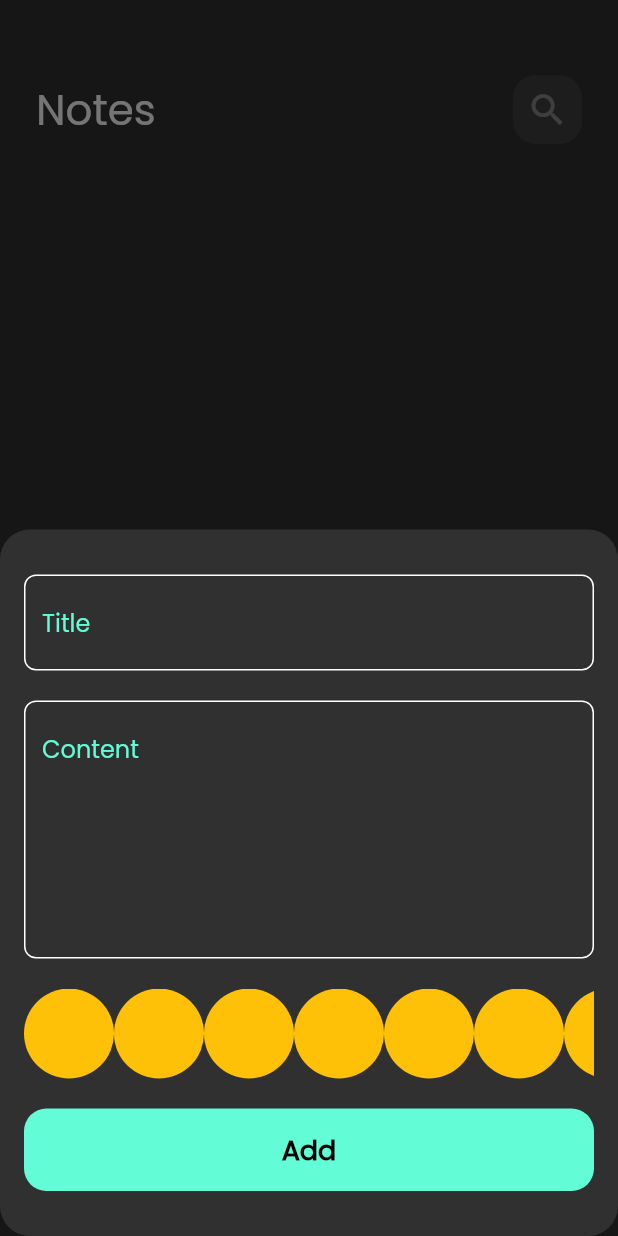
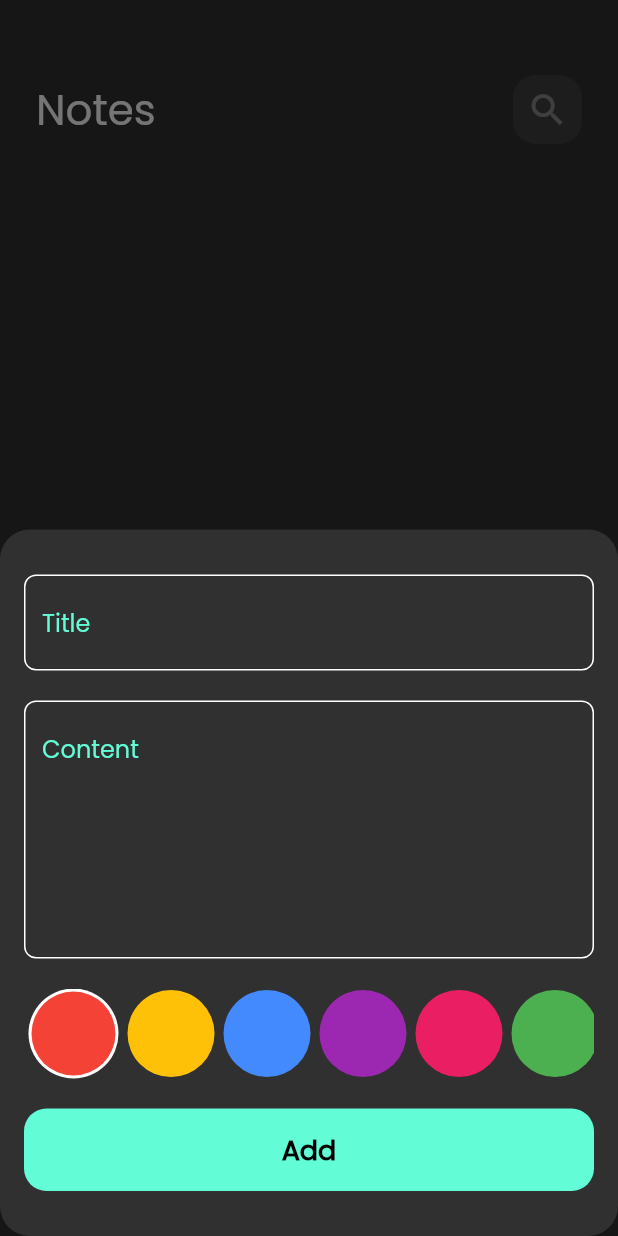
Before and after one commit to AsmaaEs/notes_app, a Flutter app: the screen it shows after launch, after a tap on the "add" icon, on a phone screen of 412 x 824 dp. Run offline on Flutter 3.47's test engine with Material 2 defaults, Android fonts, the phone set to English and light mode, and no system bars; our stand-ins replace bloc, flutter_bloc, font_awesome_flutter, hive, hive_flutter; accounts and stored records are empty.

Commit message:
colors list view part2

```diff
--- a/lib/views/widgets/note_list_color.dart
+++ b/lib/views/widgets/note_list_color.dart
@@ -1,29 +1,66 @@
 import 'package:flutter/material.dart';
 
 class NoteColor extends StatelessWidget {
-  const NoteColor({super.key});
-
+  const NoteColor({super.key, required this.isActive, required this.noteColor});
+  final bool isActive;
+  final Color noteColor;
   @override
   Widget build(BuildContext context) {
-    return const CircleAvatar(
-      radius: 30,
-      backgroundColor: Colors.amber,
-    );
+    return isActive
+        ? CircleAvatar(
+            radius: 30,
+            backgroundColor: Colors.white,
+            child: CircleAvatar(
+              radius: 28,
+              backgroundColor: noteColor,
+            ),
+          )
+        : CircleAvatar(
+            radius: 29,
+            backgroundColor: noteColor,
+          );
   }
 }
 
-class ColorsList extends StatelessWidget {
+class ColorsList extends StatefulWidget {
   const ColorsList({super.key});
 
+  @override
+  State<ColorsList> createState() => _ColorsListState();
+}
+
+class _ColorsListState extends State<ColorsList> {
+  int currentIndx = 0;
+  List<Color> noteColor = [
+    Colors.red,
+    Colors.amber,
+    Colors.blueAccent,
+    Colors.purple,
+    Colors.pink,
+    Colors.green
+  ];
   @override
   Widget build(BuildContext context) {
     return SizedBox(
       height: 30 * 2,
       child: ListView.builder(
         itemBuilder: (context, i) {
-          return NoteColor();
+          return Padding(
+            padding: const EdgeInsets.symmetric(horizontal: 3),
+            child: GestureDetector(
+              onTap: () {
+                setState(() {
+                  currentIndx = i;
+                });
+              },
+              child: NoteColor(
+                noteColor: noteColor[i],
+                isActive: currentIndx == i,
+              ),
+            ),
+          );
         },
-        itemCount: 10,
+        itemCount: noteColor.length,
         scrollDirection: Axis.horizontal,
       ),
     );
```
